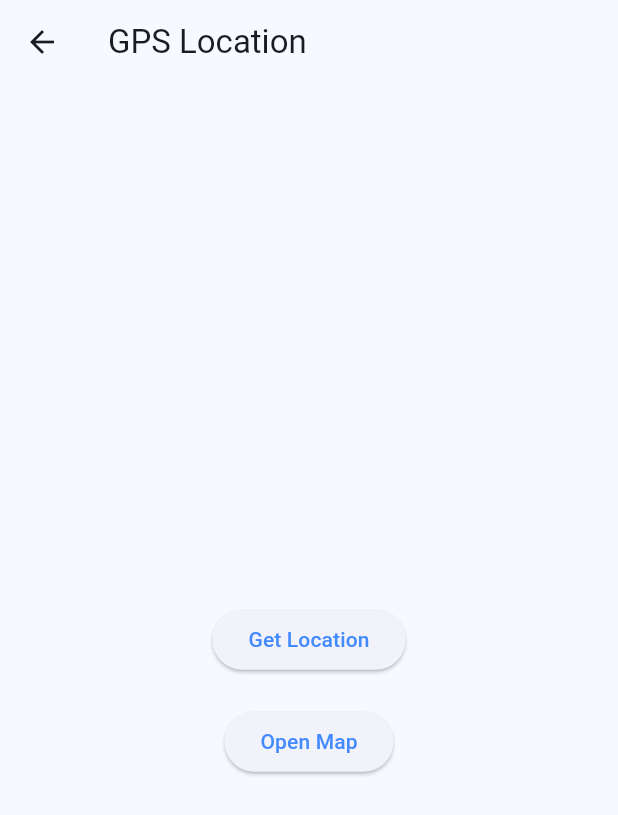
After one commit to Anassedemnati/cross_platform_iot, a Flutter app: the LocationPage screen opened by its route, after a tap on "Get Location", on a phone screen of 412 x 824 dp. The commit adds this screen. Shown: the top 815 px of the screen. Run offline on Flutter 3.47's test engine with Material 3 defaults, Android fonts, the phone set to English and light mode, and no system bars; our stand-ins replace geocoding, geolocator, permission_handler; missing offline and left inert: qr_code_scanner; network calls fail.

Commit message:
Add navigation for scan and location pages, and update main app routes

```diff
--- /dev/null
+++ b/lib/pages/location_page.dart
@@ -0,0 +1,77 @@
+import 'package:flutter/material.dart';
+import 'package:geolocator/geolocator.dart';
+import 'package:geocoding/geocoding.dart';
+import 'package:url_launcher/url_launcher.dart';
+
+class LocationPage extends StatefulWidget {
+  const LocationPage({Key? key}) : super(key: key);
+
+  @override
+  _LocationPageState createState() => _LocationPageState();
+}
+
+class _LocationPageState extends State<LocationPage> {
+  String _locationMessage = "";
+  Position? _currentPosition;
+
+  Future<void> _getCurrentLocation() async {
+    LocationPermission permission = await Geolocator.checkPermission();
+    if (permission == LocationPermission.denied) {
+      permission = await Geolocator.requestPermission();
+    }
+
+    if (permission == LocationPermission.deniedForever) {
+      setState(() {
+        _locationMessage = "Location permissions are denied forever.";
+      });
+      return;
+    }
+
+    Position position = await Geolocator.getCurrentPosition(desiredAccuracy: LocationAccuracy.high);
+    List<Placemark> placemarks = await placemarkFromCoordinates(position.latitude, position.longitude);
+    Placemark place = placemarks[0];
+
+    setState(() {
+      _currentPosition = position;
+      _locationMessage = "City: ${place.locality}, Country: ${place.country}";
+    });
+  }
+
+  Future<void> _openMap() async {
+    if (_currentPosition != null) {
+      final url = 'https://www.google.com/maps/search/?api=1&query=${_currentPosition!.latitude},${_currentPosition!.longitude}';
+      if (await canLaunchUrl(Uri.parse(url))) {
+        await launchUrl(Uri.parse(url), mode: LaunchMode.inAppBrowserView);
+      } else {
+        throw 'Could not launch $url';
+      }
+    }
+  }
+
+  @override
+  Widget build(BuildContext context) {
+    return Scaffold(
+      appBar: AppBar(
+        title: const Text('GPS Location'),
+      ),
+      body: Center(
+        child: Column(
+          mainAxisAlignment: MainAxisAlignment.center,
+          children: [
+            Text(_locationMessage),
+            const SizedBox(height: 20),
+            ElevatedButton(
+              onPressed: _getCurrentLocation,
+              child: const Text('Get Location'),
+            ),
+            const SizedBox(height: 20),
+            ElevatedButton(
+              onPressed: _openMap,
+              child: const Text('Open Map'),
+            ),
+          ],
+        ),
+      ),
+    );
+  }
+}
```
Also changed, not shown: lib/main.dart (+31 -0 lines), lib/pages/scan_page.dart (added, +186 -0 lines), pubspec.yaml (+7 -0 lines), pubspec.lock, 15 other files.
